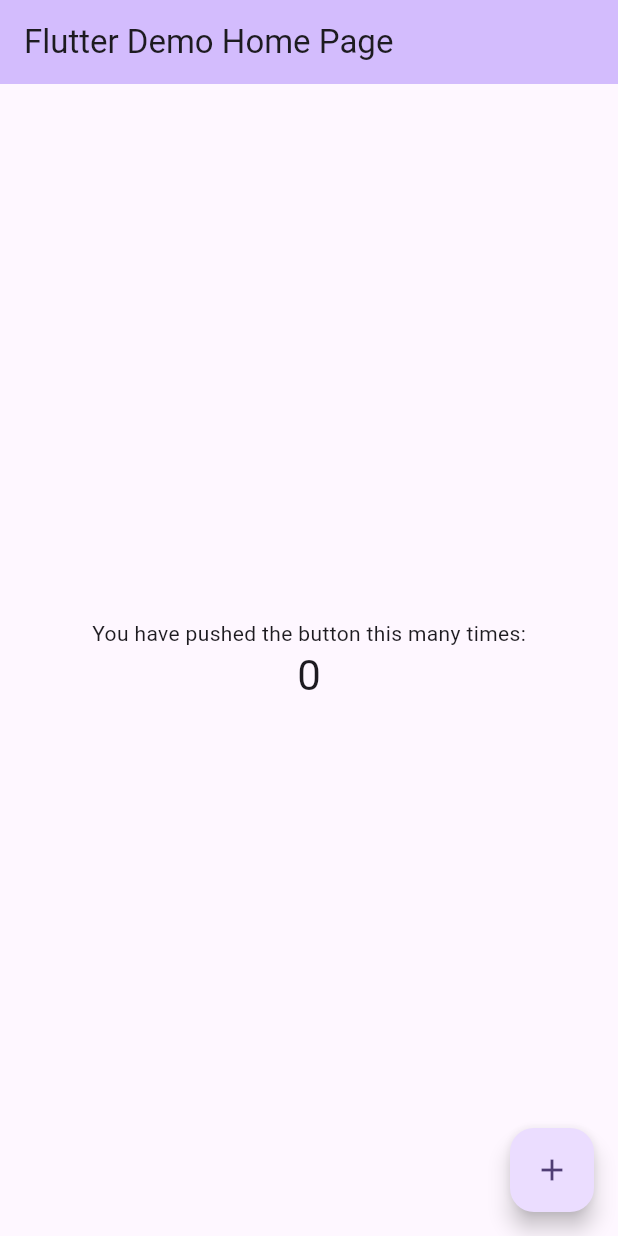
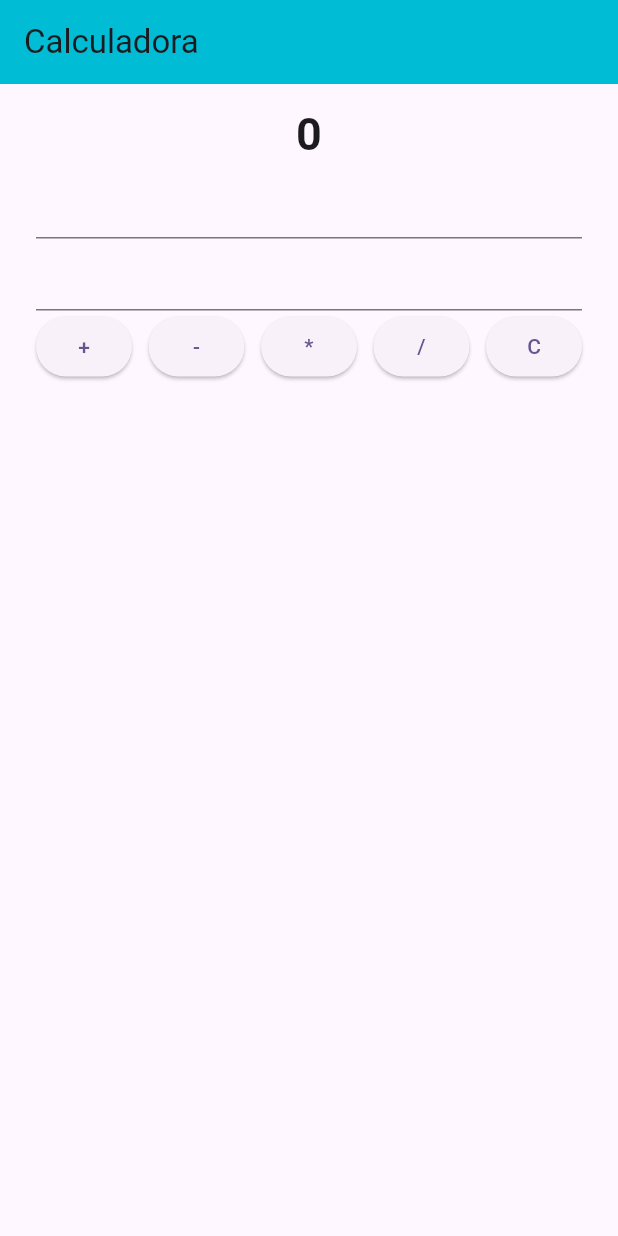
Before and after one commit to quiquex222333/form_task, a Flutter app: the screen it shows after launch, on a phone screen of 412 x 824 dp. Run offline on Flutter 3.47's test engine with Material 2 defaults, Android fonts, the phone set to English and light mode, and no system bars.

Commit message:
Form task

```diff
--- /dev/null
+++ b/lib/app.dart
@@ -0,0 +1,18 @@
+import 'package:flutter/material.dart';
+import 'package:form_task/ui/screens/home.dart';
+
+class MyApp extends StatelessWidget {
+  const MyApp({super.key});
+
+  @override
+  Widget build(BuildContext context) {
+    return MaterialApp(
+      title: 'Flutter Demo',
+      theme: ThemeData(
+        colorScheme: ColorScheme.fromSeed(seedColor: Colors.deepPurple),
+        useMaterial3: true,
+      ),
+      home: Home()
+    );
+  }
+}
--- a/lib/main.dart
+++ b/lib/main.dart
@@ -1,125 +1,6 @@
 import 'package:flutter/material.dart';
+import 'package:form_task/app.dart';
 
 void main() {
   runApp(const MyApp());
 }
-
-class MyApp extends StatelessWidget {
-  const MyApp({super.key});
-
-  // This widget is the root of your application.
-  @override
-  Widget build(BuildContext context) {
-    return MaterialApp(
-      title: 'Flutter Demo',
-      theme: ThemeData(
-        // This is the theme of your application.
-        //
-        // TRY THIS: Try running your application with "flutter run". You'll see
-        // the application has a blue toolbar. Then, without quitting the app,
-        // try changing the seedColor in the colorScheme below to Colors.green
-        // and then invoke "hot reload" (save your changes or press the "hot
-        // reload" button in a Flutter-supported IDE, or press "r" if you used
-        // the command line to start the app).
-        //
-        // Notice that the counter didn't reset back to zero; the application
-        // state is not lost during the reload. To reset the state, use hot
-        // restart instead.
-        //
-        // This works for code too, not just values: Most code changes can be
-        // tested with just a hot reload.
-        colorScheme: ColorScheme.fromSeed(seedColor: Colors.deepPurple),
-        useMaterial3: true,
-      ),
-      home: const MyHomePage(title: 'Flutter Demo Home Page'),
-    );
-  }
-}
-
-class MyHomePage extends StatefulWidget {
-  const MyHomePage({super.key, required this.title});
-
-  // This widget is the home page of your application. It is stateful, meaning
-  // that it has a State object (defined below) that contains fields that affect
-  // how it looks.
-
-  // This class is the configuration for the state. It holds the values (in this
-  // case the title) provided by the parent (in this case the App widget) and
-  // used by the build method of the State. Fields in a Widget subclass are
-  // always marked "final".
-
-  final String title;
-
-  @override
-  State<MyHomePage> createState() => _MyHomePageState();
-}
-
-class _MyHomePageState extends State<MyHomePage> {
-  int _counter = 0;
-
-  void _incrementCounter() {
-    setState(() {
-      // This call to setState tells the Flutter framework that something has
-      // changed in this State, which causes it to rerun the build method below
-      // so that the display can reflect the updated values. If we changed
-      // _counter without calling setState(), then the build method would not be
-      // called again, and so nothing would appear to happen.
-      _counter++;
-    });
-  }
-
-  @override
-  Widget build(BuildContext context) {
-    // This method is rerun every time setState is called, for instance as done
-    // by the _incrementCounter method above.
-    //
-    // The Flutter framework has been optimized to make rerunning build methods
-    // fast, so that you can just rebuild anything that needs updating rather
-    // than having to individually change instances of widgets.
-    return Scaffold(
-      appBar: AppBar(
-        // TRY THIS: Try changing the color here to a specific color (to
-        // Colors.amber, perhaps?) and trigger a hot reload to see the AppBar
-        // change color while the other colors stay the same.
-        backgroundColor: Theme.of(context).colorScheme.inversePrimary,
-        // Here we take the value from the MyHomePage object that was created by
-        // the App.build method, and use it to set our appbar title.
-        title: Text(widget.title),
-      ),
-      body: Center(
-        // Center is a layout widget. It takes a single child and positions it
-        // in the middle of the parent.
-        child: Column(
-          // Column is also a layout widget. It takes a list of children and
-          // arranges them vertically. By default, it sizes itself to fit its
-          // children horizontally, and tries to be as tall as its parent.
-          //
-          // Column has various properties to control how it sizes itself and
-          // how it positions its children. Here we use mainAxisAlignment to
-          // center the children vertically; the main axis here is the vertical
-          // axis because Columns are vertical (the cross axis would be
-          // horizontal).
-          //
-          // TRY THIS: Invoke "debug painting" (choose the "Toggle Debug Paint"
-          // action in the IDE, or press "p" in the console), to see the
-          // wireframe for each widget.
-          mainAxisAlignment: MainAxisAlignment.center,
-          children: <Widget>[
-            const Text(
-              'You have pushed the button this many times:',
-            ),
-            Text(
-              '$_counter',
-              style: Theme.of(context).textTheme.headlineMedium,
-            ),
-          ],
-        ),
-      ),
-      floatingActionButton: FloatingActionButton(
-        onPressed: _incrementCounter,
-        tooltip: 'Increment',
-        child: const Icon(Icons.add),
-      ), // This trailing comma makes auto-formatting nicer for build methods.
-    );
-  }
-}
--- /dev/null
+++ b/lib/ui/screens/home.dart
@@ -0,0 +1,25 @@
+import 'package:flutter/material.dart';
+import 'package:form_task/ui/widgets/form_controller.dart';
+import 'package:form_task/ui/widgets/form_widget.dart';
+
+class Home extends StatefulWidget {
+  const Home({super.key});
+
+  @override
+  State<Home> createState() => _HomeState();
+}
+
+class _HomeState extends State<Home> {
+  final formController = FormController();
+
+  @override
+  Widget build(BuildContext context) {
+    return Scaffold(
+      appBar: AppBar(
+        title: const Text('Calculadora'),
+        backgroundColor: Colors.cyan,
+      ),
+      body: FormWidget(controller: formController),
+    );
+  }
+}
--- /dev/null
+++ b/lib/ui/widgets/form_widget.dart
@@ -0,0 +1,67 @@
+import 'package:flutter/material.dart';
+import 'package:form_task/ui/widgets/form_controller.dart';
+
+class FormWidget extends StatelessWidget {
+  final FormController controller;
+  const FormWidget({super.key, required this.controller});
+
+  @override
+  Widget build(BuildContext context) {
+    return Padding(
+      padding: const EdgeInsets.symmetric(vertical: 12, horizontal: 24),
+      child: Form(
+        key: controller.formKey,
+        child: Column(
+          children: [
+            AnimatedBuilder(
+              animation: controller,
+              builder: (context, snapshot) {
+                return Text(
+                  controller.result,
+                  style: const TextStyle(
+                    fontSize: 30,
+                    fontWeight: FontWeight.w700
+                  ),
+                );
+              }
+            ),
+            TextFormField(
+              controller: controller.num1Controller,
+              validator: (value) => controller.validator(value),
+
+            ),
+            TextFormField(
+              controller: controller.num2Conroller,
+              validator: (value) => controller.validator(value),
+            ),
+            Row(
+              mainAxisAlignment: MainAxisAlignment.spaceBetween,
+              children: [
+                ElevatedButton(
+                  onPressed: () => controller.sumar(),
+                  child: const Text('+')
+                ),
+                ElevatedButton(
+                  onPressed: () => controller.restar(),
+                  child: const Text('-')
+                ),
+                ElevatedButton(
+                  onPressed: () => controller.multiplicar(),
+                  child: const Text('*')
+                ),
+                ElevatedButton(
+                  onPressed: () => controller.dividir(),
+                  child: const Text('/')
+                ),
+                ElevatedButton(
+                  onPressed: () => controller.limpiar(),
+                  child: const Text('C')
+                ),
+              ],
+            )
+          ],
+        ),
+      ),
+    );
+  }
+}
```
Also changed, not shown: lib/ui/widgets/form_controller.dart (added, +75 -0 lines).
